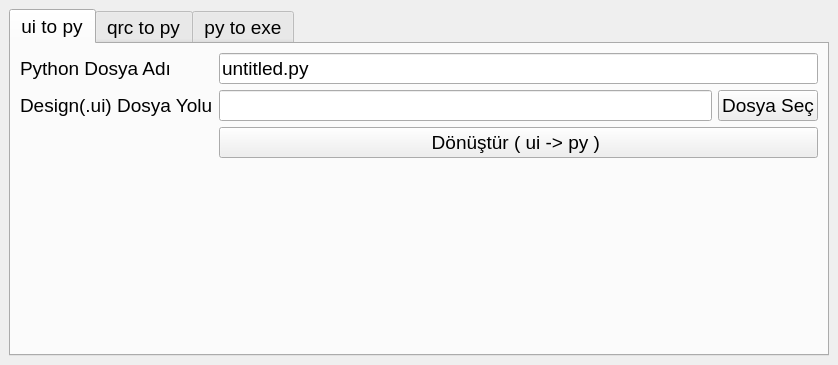
Before: the Qt Designer form PROJELER/convert_PYTHON/untitled.ui in bm-snnsmsk/my_workshop, drawn with Qt 5.
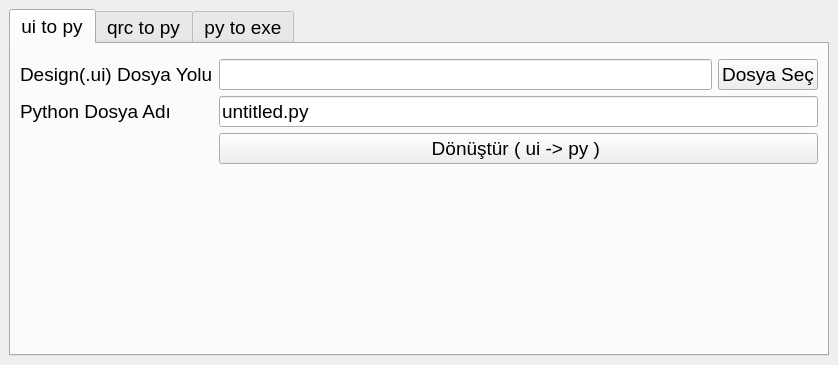
After: the same form once the commit is applied. Icons and pictures are not drawn.

Commit message: library_PYTHON projesi ile ufak çaplı bazı PyQt5 uygulamları eklendi

What changed in the file:
```diff
--- a/PROJELER/convert_PYTHON/untitled.ui
+++ b/PROJELER/convert_PYTHON/untitled.ui
@@ -44,22 +44,7 @@
            </widget>
           </item>
           <item row="1" column="1">
-           <layout class="QHBoxLayout" name="horizontalLayout_2">
-            <item>
-             <widget class="QLineEdit" name="lineEdit_ui_to_py_file_name">
-              <property name="text">
-               <string>untitled.py</string>
-              </property>
-             </widget>
-            </item>
-           </layout>
-          </item>
-          <item row="1" column="0">
-           <widget class="QLabel" name="label_ui_to_py_file_name">
-            <property name="text">
-             <string>Python Dosya Adı</string>
-            </property>
-           </widget>
+           <layout class="QHBoxLayout" name="horizontalLayout_2"/>
           </item>
           <item row="2" column="1">
            <layout class="QHBoxLayout" name="horizontalLayout_3">
@@ -82,6 +67,20 @@
             </property>
            </widget>
           </item>
+          <item row="3" column="0">
+           <widget class="QLabel" name="label_ui_to_py_file_name">
+            <property name="text">
+             <string>Python Dosya Adı</string>
+            </property>
+           </widget>
+          </item>
+          <item row="3" column="1">
+           <widget class="QLineEdit" name="lineEdit_ui_to_py_file_name">
+            <property name="text">
+             <string>untitled.py</string>
+            </property>
+           </widget>
+          </item>
          </layout>
         </item>
        </layout>
```
The commit also changes 178 other files.
